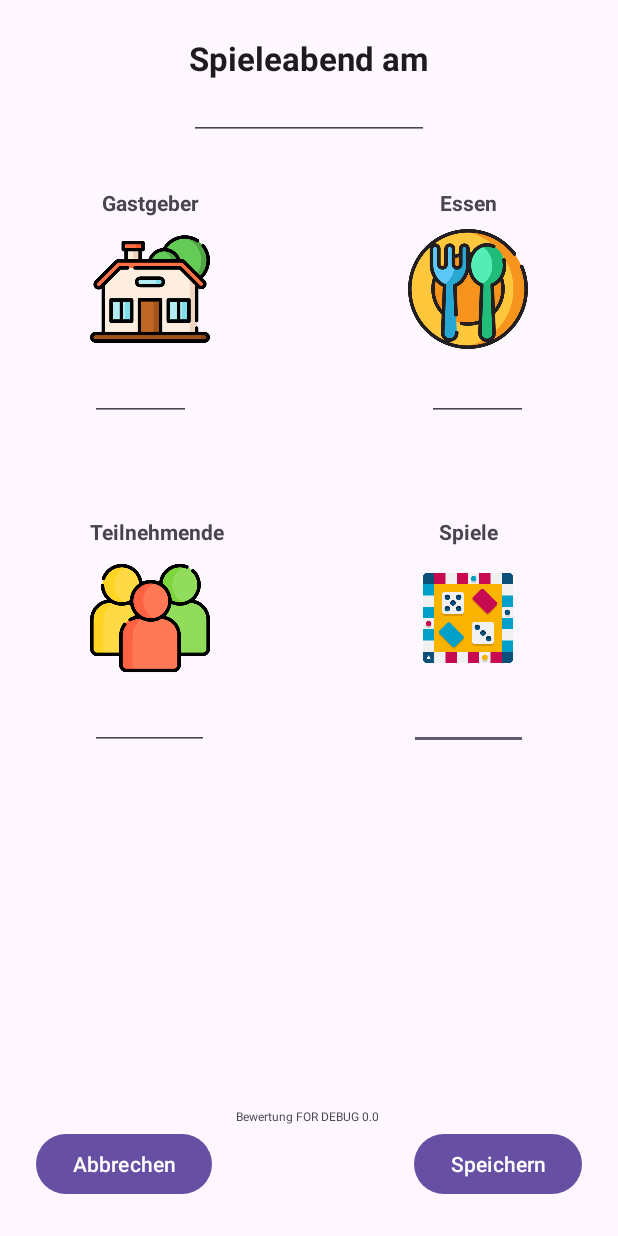
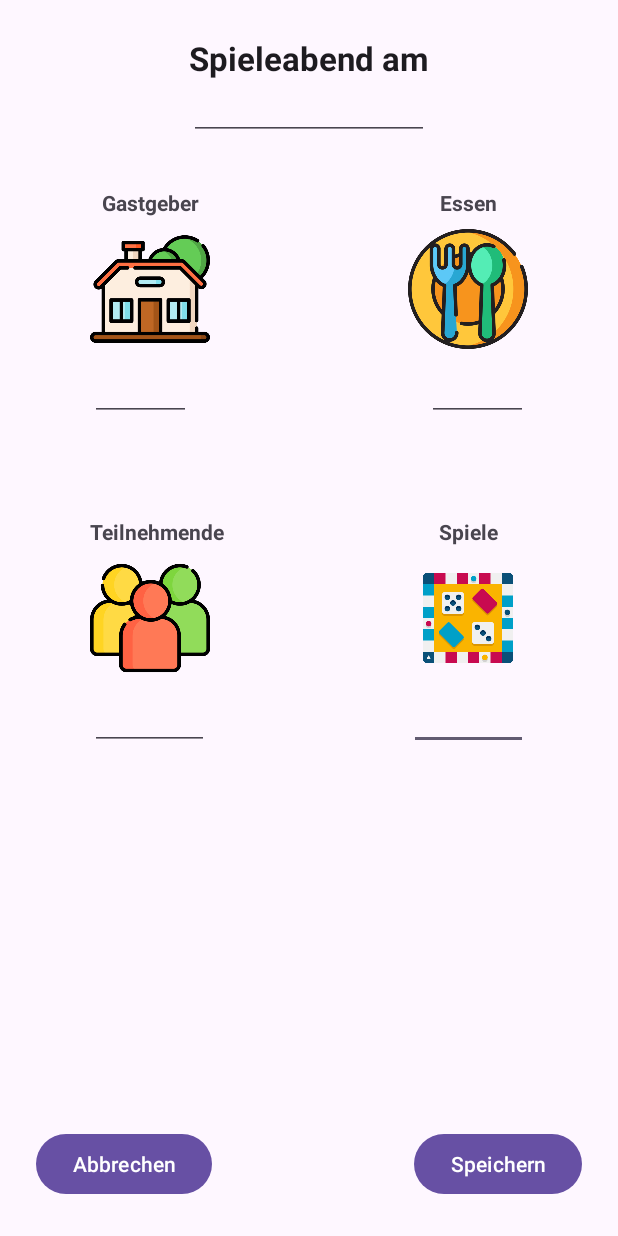
Before and after one commit to Till-P/DiceDate, an Android app: the screen it shows after launch (DetailActivity), after a tap on "Neues Event", on a phone screen of 412 x 824 dp. Run offline under Robolectric (Android 15) with nearby library versions, the phone set to English and light mode, and no system bars.

Commit message:
Bewertung im Detail
Detailbewertung hinzugefügt, kleinere Bugfixes und Code aufräumen.

```diff
--- a/app/src/main/java/com/example/dicedatev2/DetailActivity.java
+++ b/app/src/main/java/com/example/dicedatev2/DetailActivity.java
@@ -24,7 +24,6 @@ public class DetailActivity extends AppCompatActivity {
         Event uebergebenesEvent = (Event) getIntent().getSerializableExtra("event");
 
         //Views aus der Oberfläche werden in Variablen gespeichert
-        TextView idText = findViewById(R.id.textId);
         TextView datumEditText = findViewById(R.id.datumEditText);
         TextView hostEdit = findViewById(R.id.hostEdit);
         TextView essenEdit = findViewById(R.id.essenEdit);
@@ -32,7 +31,6 @@ public class DetailActivity extends AppCompatActivity {
         TextView spieleEdit = findViewById(R.id.spieleEdit);
 
         //Daten aus dem Event-Objekt werden in die entsprechenden Felder der Benutzeroberfläche eingefügt
-        idText.setText("Bewertung FOR DEBUG " + uebergebenesEvent.getBewertung());
         datumEditText.setText(uebergebenesEvent.getDatum());
         hostEdit.setText(uebergebenesEvent.getHost());
         essenEdit.setText(uebergebenesEvent.getEssen());
--- a/app/src/main/res/layout/activity_detail.xml
+++ b/app/src/main/res/layout/activity_detail.xml
@@ -177,19 +177,6 @@
         app:layout_constraintBottom_toBottomOf="parent"
         app:layout_constraintEnd_toEndOf="parent" />
 
-    <TextView
-        android:id="@+id/textId"
-        android:layout_width="wrap_content"
-        android:layout_height="wrap_content"
-        android:layout_marginBottom="2dp"
-        android:text="TextView"
-        android:textAppearance="@style/TextAppearance.AppCompat.Small"
-        android:textSize="8sp"
-        app:layout_constraintBottom_toTopOf="@+id/button2"
-        app:layout_constraintEnd_toEndOf="parent"
-        app:layout_constraintHorizontal_bias="0.498"
-        app:layout_constraintStart_toStartOf="parent" />
-
     <EditText
         android:id="@+id/datumEditText"
         android:layout_width="wrap_content"
```
